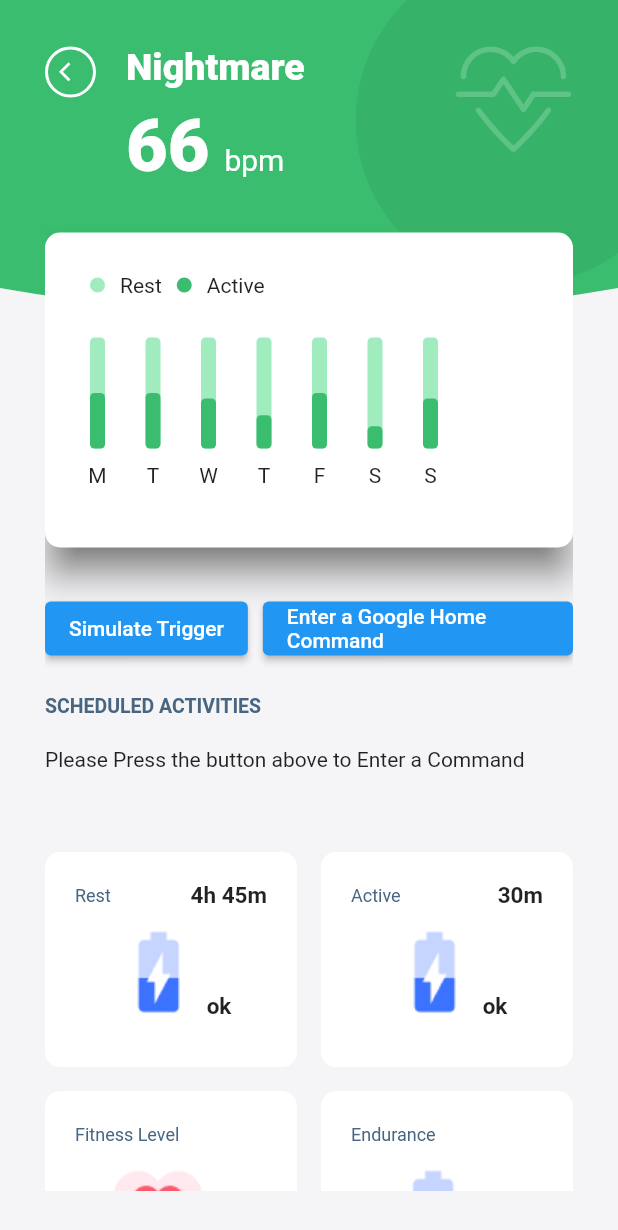
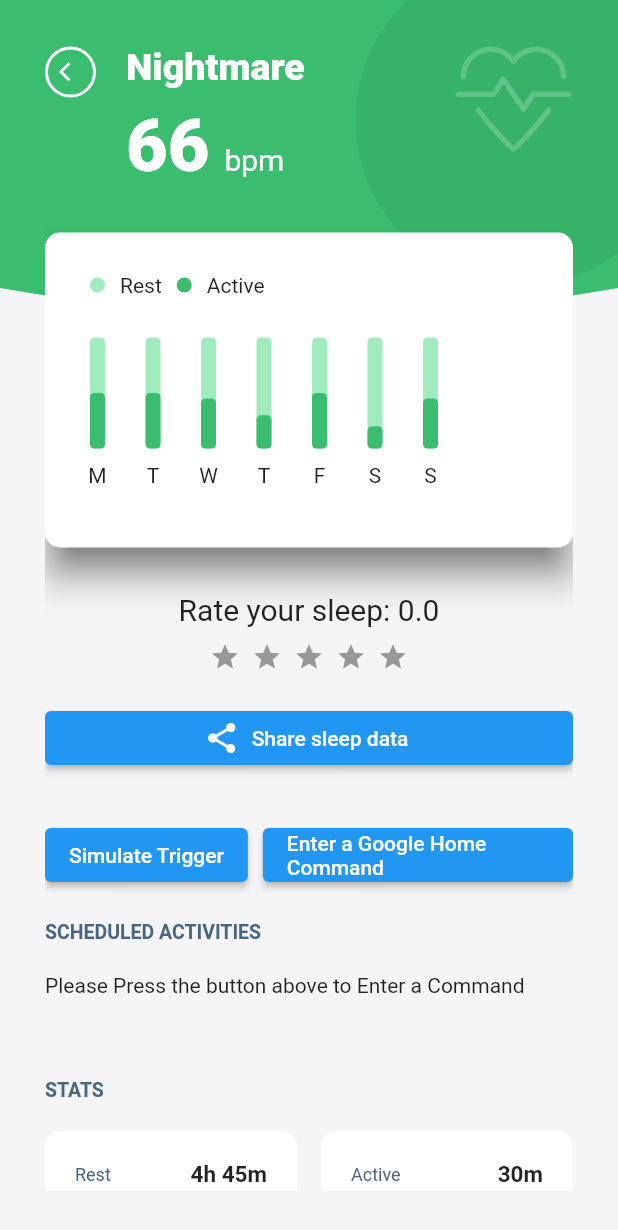
Before and after one commit to OkekeFabian/stressApp, a Flutter app: the HomePage screen opened directly, after a tap on "6-7AM", on a phone screen of 412 x 824 dp. Shown: the top 1230 px of the screen. Run offline on Flutter 3.47's test engine with Material 2 defaults, Android fonts, the phone set to English and light mode, and no system bars; drawn by our look-alikes of flutter_rating_bar; our stand-ins replace flutter_tts, introduction_screen, keyboard_dismisser, lottie.

Commit message:
added rating bar

```diff
--- a/lib/screens/detail_screen.dart
+++ b/lib/screens/detail_screen.dart
@@ -9,6 +9,7 @@ import '../widgets/command_class.dart';
 import '../widgets/command_entry_dialog.dart';
 import '../widgets/command_list_item.dart';
 import 'package:flutter_tts/flutter_tts.dart';
+import 'package:flutter_rating_bar/flutter_rating_bar.dart';
 
 class DetailScreen extends StatefulWidget {
   const DetailScreen({Key key}) : super(key: key);
@@ -21,6 +22,7 @@ class _DetailScreenState extends State<DetailScreen> {
   // method channel
   static const batteryChannel = MethodChannel("stress_app/battery");
   String batteryLevel = "0";
+  double rating = 0;
 
   List<CommandEntry> commandSaves = [];
   final ScrollController _listViewScrollController = ScrollController();
@@ -71,11 +73,11 @@ class _DetailScreenState extends State<DetailScreen> {
             padding: EdgeInsets.all(Constants.paddingSide),
             child: ListView(
               scrollDirection: Axis.vertical,
-              children: <Widget>[
+              children: [
                 Row(
                   mainAxisAlignment: MainAxisAlignment.start,
                   crossAxisAlignment: CrossAxisAlignment.start,
-                  children: <Widget>[
+                  children: [
                     Row(
                       crossAxisAlignment: CrossAxisAlignment.start,
                       mainAxisAlignment: MainAxisAlignment.start,
@@ -233,7 +235,36 @@ class _DetailScreenState extends State<DetailScreen> {
                     ),
                   ), // added
                 ),
+
                 const SizedBox(height: 30),
+                Center(
+                  child: Column(
+                    children: [
+                      Text(
+                        'Rate your sleep: $rating',
+                        style: TextStyle(fontSize: 20),
+                      ),
+                      const SizedBox(height: 10),
+                      RatingBar.builder(
+                          minRating: 1,
+                          itemSize: 20,
+                          itemPadding: EdgeInsets.symmetric(horizontal: 4),
+                          updateOnDrag: true,
+                          itemBuilder: (context, _) =>
+                              Icon(Icons.star, color: Colors.amber),
+                          onRatingUpdate: (rating) => setState(() {
+                                this.rating = rating;
+                              })),
+                    ],
+                  ),
+                ),
+                const SizedBox(height: 20),
+                ElevatedButton.icon(
+                    onPressed: () {},
+                    icon: const Icon(Icons.share),
+                    label: const Text('Share sleep data')),
+                const SizedBox(height: 30),
+
                 Row(
                   mainAxisAlignment: MainAxisAlignment.spaceEvenly,
                   children: [
@@ -280,6 +311,14 @@ class _DetailScreenState extends State<DetailScreen> {
                 ),
 
                 const SizedBox(height: 30),
+                Text(
+                  "STATS",
+                  style: TextStyle(
+                      color: Constants.textPrimary,
+                      fontSize: 13,
+                      fontWeight: FontWeight.bold),
+                ),
+                const SizedBox(height: 20),
                 GridView.builder(
                   shrinkWrap: true,
                   primary: false,
@@ -323,7 +362,8 @@ class _DetailScreenState extends State<DetailScreen> {
                             image: const AssetImage("assets/icons/Heart.png"),
                             remarks: "Fit");
                         break;
-                      case 3:
+
+                      default:
                         return GridItem(
                             status: "Endurance",
                             time: "",
@@ -332,17 +372,6 @@ class _DetailScreenState extends State<DetailScreen> {
                             color: Constants.darkOrange,
                             image: const AssetImage("assets/icons/Battery.png"),
                             remarks: "Ok");
-                        break;
-                      default:
-                        return GridItem(
-                          status: "Rest",
-                          time: "4h 45m",
-                          value: "76",
-                          unit: "avg bpm",
-                          image: const AssetImage("assets/icons/Battery.png"),
-                          remarks: "ok",
-                          color: Constants.darkOrange,
-                        );
                         break;
                     }
                   },
--- a/lib/screens/home_screen.dart
+++ b/lib/screens/home_screen.dart
@@ -122,8 +122,6 @@ class _HomePageState extends State<HomePage> {
                           child: CardSection(
                             image: AssetImage('assets/icons/capsule.png'),
                             title: "Nightmare",
-                            value: "2",
-                            unit: "pills",
                             time: "6-7AM",
                             isDone: false,
                           ),
@@ -131,48 +129,36 @@ class _HomePageState extends State<HomePage> {
                         CardSection(
                           image: AssetImage('assets/icons/capsule.png'),
                           title: "Stress Relief",
-                          value: "2",
-                          unit: "pills",
                           time: "6-7AM",
                           isDone: false,
                         ),
                         CardSection(
                           image: AssetImage('assets/icons/syringe.png'),
                           title: "Hand-washing",
-                          value: "1",
-                          unit: "shot",
                           time: "8-9AM",
                           isDone: true,
                         ),
                         CardSection(
                           image: const AssetImage('assets/icons/syringe.png'),
                           title: "Breathing",
-                          value: "1",
-                          unit: "shot",
                           time: "8-9AM",
                           isDone: true,
                         ),
                         CardSection(
                           image: const AssetImage('assets/icons/syringe.png'),
                           title: "Mood doctor",
-                          value: "1",
-                          unit: "shot",
                           time: "8-9AM",
                           isDone: true,
                         ),
                         CardSection(
                           image: AssetImage('assets/icons/capsule.png'),
                           title: "Sitting Session",
-                          value: "2",
-                          unit: "pills",
                           time: "6-7AM",
                           isDone: false,
                         ),
                         CardSection(
                           image: AssetImage('assets/icons/capsule.png'),
                           title: "Morning Motivation",
-                          value: "2",
-                          unit: "pills",
                           time: "6-7AM",
                           isDone: false,
                         ),
--- a/lib/widgets/card_section.dart
+++ b/lib/widgets/card_section.dart
@@ -79,11 +79,6 @@ class CardSection extends StatelessWidget {
                                   color: Constants.textPrimary),
                             ),
                             const SizedBox(height: 5),
-                            Text(
-                              '$value $unit',
-                              style: TextStyle(
-                                  fontSize: 15, color: Constants.textPrimary),
-                            ),
                           ],
                         ),
                       ),
--- a/pubspec.yaml
+++ b/pubspec.yaml
@@ -43,6 +43,7 @@ dependencies:
   font_awesome_flutter:
   splashscreen:
   flutter_tts:
+  flutter_rating_bar: ^4.0.0
 
 dev_dependencies:
   flutter_test:
```
Also changed, not shown: pubspec.lock.
